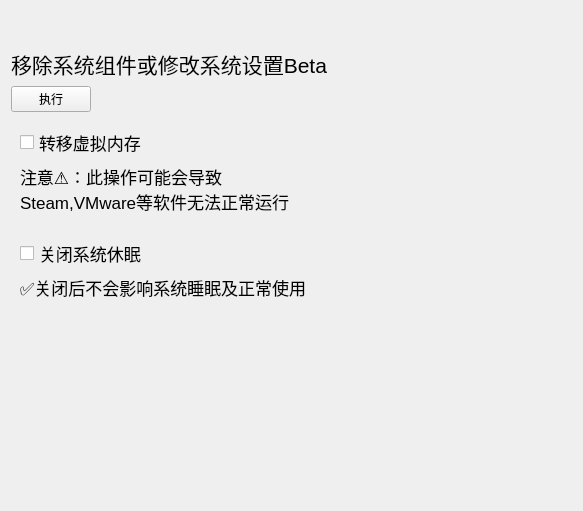
This is WCMain/resource/ui/senior_ui.ui in darkmatter2048/WindowsCleaner as Qt 5 draws it before an edit. The edited form follows.
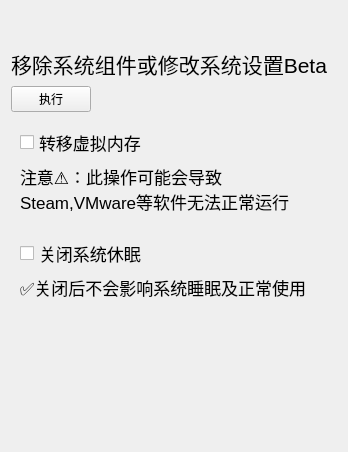
This is the edited form. Custom widgets are drawn as their Qt base class.

Diff of the .ui file:
```diff
--- a/WCMain/resource/ui/senior_ui.ui
+++ b/WCMain/resource/ui/senior_ui.ui
@@ -6,8 +6,8 @@
    <rect>
     <x>0</x>
     <y>0</y>
-    <width>583</width>
-    <height>511</height>
+    <width>348</width>
+    <height>452</height>
    </rect>
   </property>
   <property name="windowTitle">
@@ -38,6 +38,9 @@
      <property name="text">
       <string>移除系统组件或修改系统设置Beta</string>
      </property>
+     <property name="wordWrap">
+      <bool>true</bool>
+     </property>
     </widget>
    </item>
    <item row="2" column="0">
@@ -94,8 +97,10 @@
          </font>
         </property>
         <property name="text">
-         <string>注意⚠：此操作可能会导致
-Steam,VMware等软件无法正常运行</string>
+         <string>注意⚠：此操作可能会导致Steam,VMware等软件无法正常运行</string>
+        </property>
+        <property name="wordWrap">
+         <bool>true</bool>
         </property>
        </widget>
       </item>
@@ -129,6 +134,9 @@
         <property name="text">
          <string>✅关闭后不会影响系统睡眠及正常使用</string>
         </property>
+        <property name="wordWrap">
+         <bool>true</bool>
+        </property>
        </widget>
       </item>
      </layout>
```
